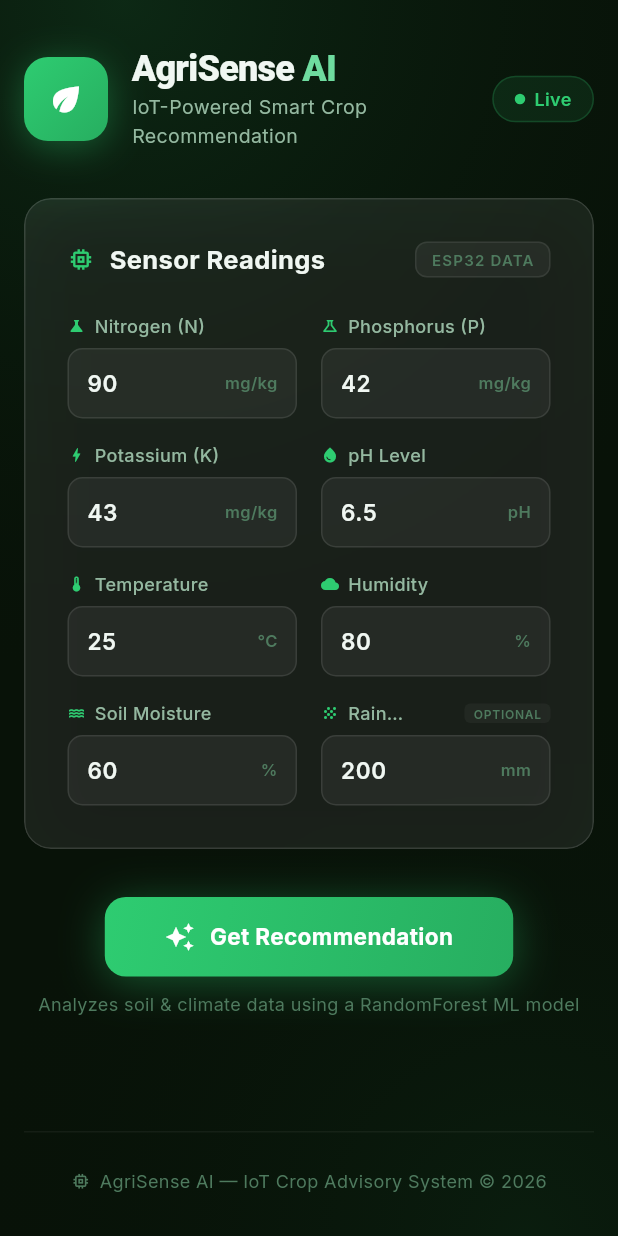
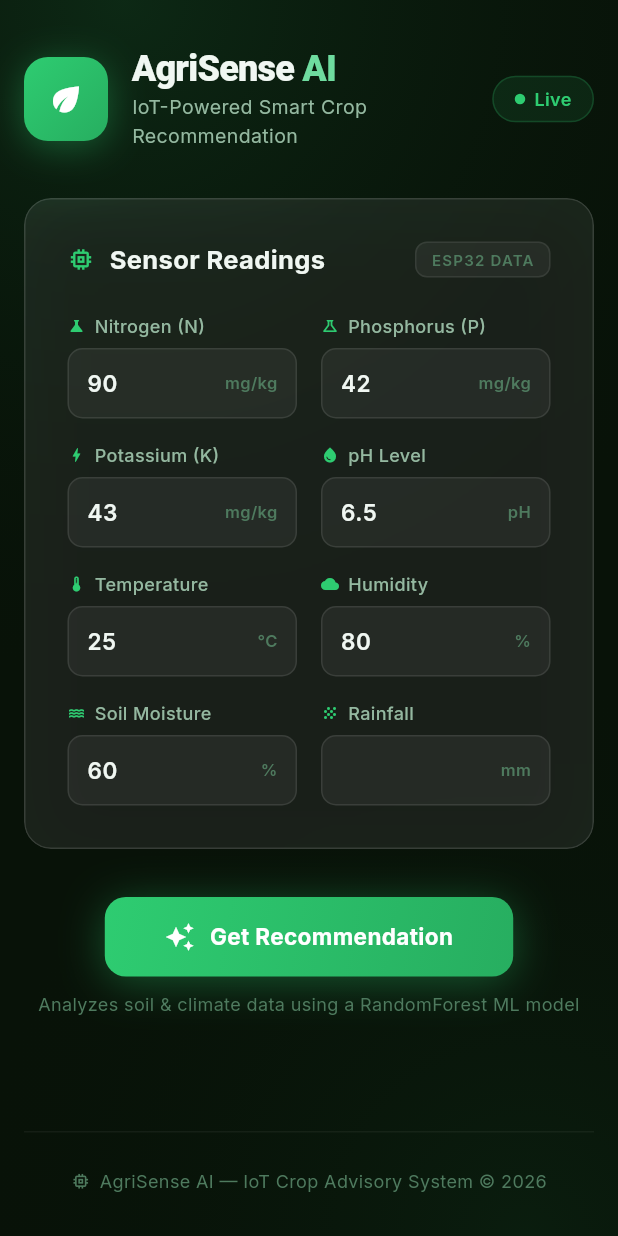
Before and after one commit to Abh1shek017/AgriSense-AI, a Flutter app: the screen it shows after launch, on a phone screen of 412 x 824 dp. Run offline on Flutter 3.47's test engine with Material 3 defaults, Android fonts, the light colour scheme and no system bars; our stand-ins replace geolocator, google_fonts.

Commit message:
added new api to access the rainfall status based on location and date/ months

```diff
--- a/agrisense_app/lib/screens/dashboard_screen.dart
+++ b/agrisense_app/lib/screens/dashboard_screen.dart
@@ -2,6 +2,8 @@ import 'package:flutter/material.dart';
 import '../theme/app_theme.dart';
 import '../models/recommendation.dart';
 import '../services/api_service.dart';
+import '../services/location_service.dart';
+import '../services/weather_service.dart';
 
 /// Main dashboard screen — mirrors the web frontend layout:
 /// Sensor inputs → Action button → Warnings → Crop cards → Chart
@@ -13,7 +15,7 @@ class DashboardScreen extends StatefulWidget {
 }
 
 class _DashboardScreenState extends State<DashboardScreen>
-    with SingleTickerProviderStateMixin {
+    with SingleTickerProviderStateMixin, WidgetsBindingObserver {
   // ── Input Controllers (pre-filled with demo values) ────────────────
   final _nController = TextEditingController(text: '90');
   final _pController = TextEditingController(text: '42');
@@ -22,24 +24,79 @@ class _DashboardScreenState extends State<DashboardScreen>
   final _tempController = TextEditingController(text: '25');
   final _humidityController = TextEditingController(text: '80');
   final _moistureController = TextEditingController(text: '60');
-  final _rainfallController = TextEditingController(text: '200');
+  final _rainfallController = TextEditingController(text: '');
 
   // ── State ──────────────────────────────────────────────────────────
+  // ── State ──────────────────────────────────────────────────────────
   bool _isLoading = false;
+  bool _isRainfallLoading = false;
   RecommendationResponse? _result;
   late AnimationController _animController;
 
   @override
   void initState() {
     super.initState();
+    WidgetsBinding.instance.addObserver(this);
     _animController = AnimationController(
       vsync: this,
       duration: const Duration(milliseconds: 600),
     );
+    // Fetch rainfall after build to allow SnackBar context
+    WidgetsBinding.instance.addPostFrameCallback((_) {
+      _initializeRainfallData();
+    });
+  }
+
+  @override
+  void didChangeAppLifecycleState(AppLifecycleState state) {
+    if (state == AppLifecycleState.resumed) {
+      _initializeRainfallData();
+    }
+  }
+
+  Future<void> _initializeRainfallData() async {
+    setState(() => _isRainfallLoading = true);
+    try {
+      print('[Dashboard] Initializing rainfall data...');
+
+      // 1. Get Location
+      final position = await LocationService.determinePosition();
+
+      // 2. Fetch Rainfall
+      final rainfall = await WeatherService.getSeasonalRainfall(
+        position.latitude,
+        position.longitude,
+      );
+
+      // 3. Update UI
+      if (mounted) {
+        setState(() {
+          _rainfallController.text = rainfall.toStringAsFixed(1);
+        });
+        print('[Dashboard] Rainfall updated to: $rainfall');
+      }
+    } catch (e) {
+      print('[Dashboard] Error fetching rainfall: $e');
+      if (mounted) {
+        // Show friendly error regarding location/weather
+        ScaffoldMessenger.of(context).showSnackBar(
+          SnackBar(
+            content: Text('Could not auto-fetch rainfall: ${e.toString().replaceAll("Exception: ", "")}'),
+            backgroundColor: Colors.orange,
+            duration: const Duration(seconds: 3),
+          ),
+        );
+      }
+    } finally {
+      if (mounted) {
+        setState(() => _isRainfallLoading = false);
+      }
+    }
   }
 
   @override
   void dispose() {
+    WidgetsBinding.instance.removeObserver(this);
     for (final c in [_nController, _pController, _kController, _phController,
         _tempController, _humidityController, _moistureController, _rainfallController]) {
       c.dispose();
@@ -54,6 +111,7 @@ class _DashboardScreenState extends State<DashboardScreen>
       'N': _nController.text, 'P': _pController.text, 'K': _kController.text,
       'pH': _phController.text, 'Temperature': _tempController.text,
       'Humidity': _humidityController.text, 'Moisture': _moistureController.text,
+      'Rainfall': _rainfallController.text,
     };
 
     for (final entry in fields.entries) {
@@ -66,9 +124,6 @@ class _DashboardScreenState extends State<DashboardScreen>
     setState(() { _isLoading = true; _result = null; });
 
     try {
-      final rainfallText = _rainfallController.text.trim();
-      final rainfall = rainfallText.isNotEmpty ? double.tryParse(rainfallText) : null;
-
       final response = await ApiService.getRecommendation(
         nitrogen: double.parse(_nController.text),
         phosphorus: double.parse(_pController.text),
@@ -77,7 +132,7 @@ class _DashboardScreenState extends State<DashboardScreen>
         temperature: double.parse(_tempController.text),
         humidity: double.parse(_humidityController.text),
         moisture: double.parse(_moistureController.text),
-        rainfall: rainfall,
+        rainfall: double.parse(_rainfallController.text),
       );
 
       setState(() => _result = response);
@@ -308,7 +363,7 @@ class _DashboardScreenState extends State<DashboardScreen>
       _SensorField('Temperature', '°C', Icons.thermostat, _tempController),
       _SensorField('Humidity', '%', Icons.cloud, _humidityController),
       _SensorField('Soil Moisture', '%', Icons.water, _moistureController),
-      _SensorField('Rainfall', 'mm', Icons.grain, _rainfallController, optional: true),
+      _SensorField('Rainfall', 'mm', Icons.grain, _rainfallController),
     ];
 
     return AppTheme.glassContainer(
@@ -398,23 +453,6 @@ class _DashboardScreenState extends State<DashboardScreen>
                 overflow: TextOverflow.ellipsis,
               ),
             ),
-            if (field.optional) ...[
-              const Spacer(),
-              Container(
-                padding: const EdgeInsets.symmetric(horizontal: 6, vertical: 1),
-                decoration: BoxDecoration(
-                  color: const Color(0x0AFFFFFF),
-                  borderRadius: BorderRadius.circular(4),
-                ),
-                child: const Text(
-                  'OPTIONAL',
-                  style: TextStyle(
-                    fontSize: 8, fontWeight: FontWeight.w600,
-                    color: AppTheme.textMuted, letterSpacing: 0.5,
-                  ),
-                ),
-              ),
-            ],
           ],
         ),
         const SizedBox(height: 6),
@@ -435,10 +473,13 @@ class _DashboardScreenState extends State<DashboardScreen>
                     fontSize: 15, fontWeight: FontWeight.w600,
                     color: AppTheme.textPrimary,
                   ),
-                  decoration: const InputDecoration(
-                    contentPadding: EdgeInsets.symmetric(horizontal: 12, vertical: 11),
+                  decoration: InputDecoration(
+                    contentPadding: const EdgeInsets.symmetric(horizontal: 12, vertical: 11),
                     border: InputBorder.none,
                     isDense: true,
+                    suffixIcon: (field.label == 'Rainfall' && _isRainfallLoading)
+                        ? Transform.scale(scale: 0.5, child: const CircularProgressIndicator(strokeWidth: 3))
+                        : null,
                   ),
                 ),
               ),
--- /dev/null
+++ b/agrisense_app/lib/services/location_service.dart
@@ -0,0 +1,44 @@
+import 'package:geolocator/geolocator.dart';
+
+class LocationService {
+  /// Determine the current position of the device.
+  ///
+  /// When the location services are not enabled or permissions
+  /// are denied the `Future` will return an error.
+  static Future<Position> determinePosition() async {
+    bool serviceEnabled;
+    LocationPermission permission;
+
+    // Test if location services are enabled.
+    serviceEnabled = await Geolocator.isLocationServiceEnabled();
+    if (!serviceEnabled) {
+      // Location services are not enabled don't continue
+      // accessing the position and request users of the
+      // App to enable the location services.
+      return Future.error('Location services are disabled.');
+    }
+
+    permission = await Geolocator.checkPermission();
+    if (permission == LocationPermission.denied) {
+      permission = await Geolocator.requestPermission();
+      if (permission == LocationPermission.denied) {
+        // Permissions are denied, next time you could try
+        // requesting permissions again (this is also where
+        // Android's shouldShowRequestPermissionRationale
+        // returned true. According to Android guidelines
+        // your App should show an explanatory UI now.
+        return Future.error('Location permissions are denied');
+      }
+    }
+
+    if (permission == LocationPermission.deniedForever) {
+      // Permissions are denied forever, handle appropriately.
+      return Future.error(
+        'Location permissions are permanently denied, we cannot request permissions.');
+    }
+
+    // When we reach here, permissions are granted and we can
+    // continue accessing the position of the device.
+    return await Geolocator.getCurrentPosition();
+  }
+}
--- a/agrisense_app/pubspec.yaml
+++ b/agrisense_app/pubspec.yaml
@@ -36,6 +36,7 @@ dependencies:
   cupertino_icons: ^1.0.8
   http: ^1.6.0
   google_fonts: ^6.3.2
+  geolocator: ^14.0.2
 
 dev_dependencies:
   flutter_test:
```
Also changed, not shown: agrisense_app/lib/services/api_service.dart (+104 -35 lines), agrisense_app/lib/services/weather_service.dart (added, +94 -0 lines), agrisense_app/pubspec.lock, 1 other file.
